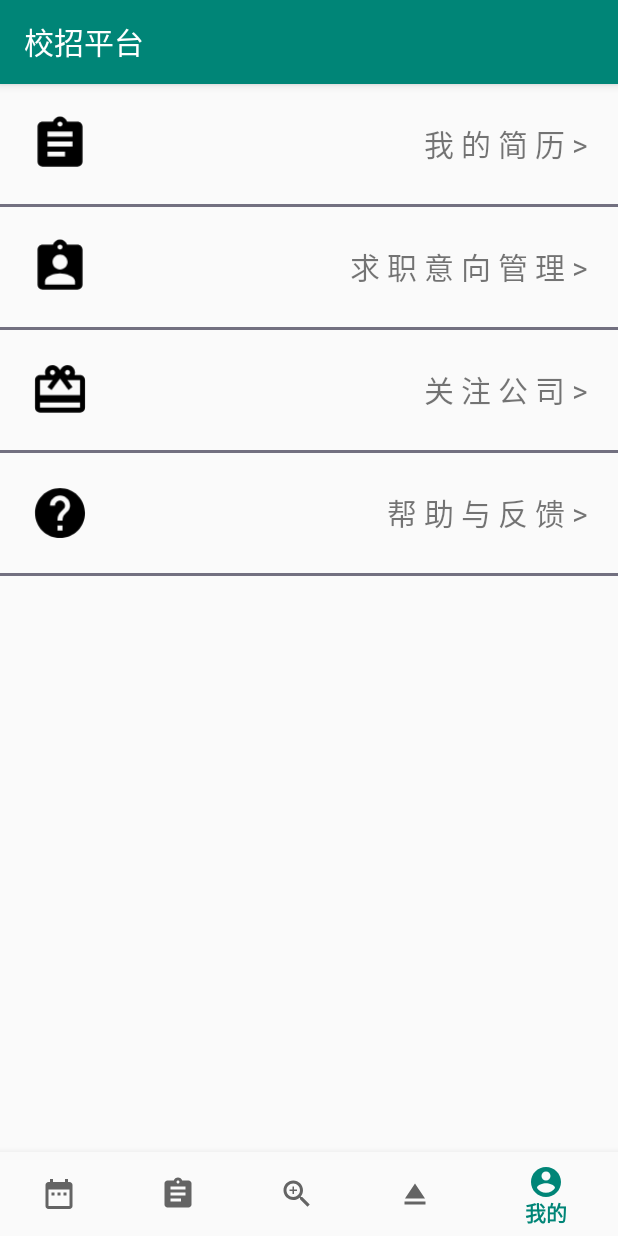
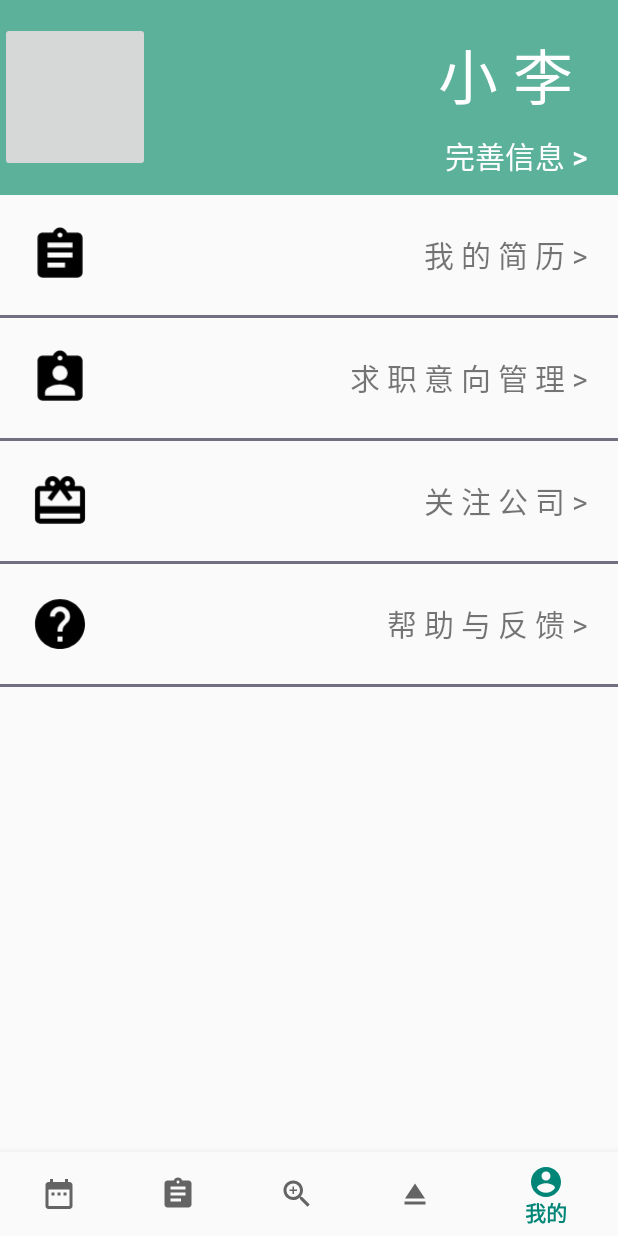
Before and after one commit to oirving/XZPT-Android, an Android app: the screen it shows after launch (MainActivity), item 5 of the bottom bar chosen, on a phone screen of 412 x 824 dp. Run offline under Robolectric (Android 15) with nearby library versions, the phone set to English and light mode, and no system bars.

Commit message:
修复部分bug,界面完善

```diff
--- a/app/src/main/java/com/djylrz/xzpt/Activity/MainActivity.java
+++ b/app/src/main/java/com/djylrz/xzpt/Activity/MainActivity.java
@@ -1,5 +1,6 @@
 package com.djylrz.xzpt.Activity;
 
+import android.content.Intent;
 import android.os.Bundle;
 import android.support.annotation.NonNull;
 import android.support.design.widget.BottomNavigationView;
@@ -9,6 +10,8 @@ import android.support.v7.app.AppCompatActivity;
 import android.support.v7.widget.LinearLayoutManager;
 import android.support.v7.widget.RecyclerView;
 import android.view.MenuItem;
+import android.view.View;
+import android.widget.Button;
 import android.widget.TextView;
 
 import com.djylrz.xzpt.R;
@@ -29,9 +32,10 @@ import java.util.List;
  * @author :oirving
  */
 
-public class MainActivity extends AppCompatActivity {
+public class MainActivity extends BaseActivity {
 
     private  static final String TAG = "UserOption";
+
     private ViewPager viewPager;
     private List<Fragment> fragmentList;
     private BottomNavigationView navigation;
@@ -68,10 +72,13 @@ public class MainActivity extends AppCompatActivity {
         super.onCreate(savedInstanceState);
         setContentView(R.layout.activity_main);
 
+
         initView();
         navigation= (BottomNavigationView) findViewById(R.id.navigation);
         navigation.setOnNavigationItemSelectedListener(mOnNavigationItemSelectedListener);
     }
+
+
 
     /**
      * 初始化fragment
--- a/app/src/main/res/layout/activity_main.xml
+++ b/app/src/main/res/layout/activity_main.xml
@@ -5,13 +5,14 @@
     android:id="@+id/container"
     android:layout_width="match_parent"
     android:layout_height="match_parent"
-    tools:context=".Activity.TestActivity">
+    >
 
     <android.support.v4.view.ViewPager
         android:id="@+id/view_pager"
         android:layout_width="match_parent"
         android:layout_weight="1"
-        android:layout_height="0dp"/>
+        android:layout_height="0dp"
+        tools:ignore="MissingConstraints" />
 
     <android.support.design.widget.BottomNavigationView
         android:id="@+id/navigation"
--- a/app/src/main/res/layout/fragment5_user.xml
+++ b/app/src/main/res/layout/fragment5_user.xml
@@ -1,13 +1,59 @@
 <?xml version="1.0" encoding="utf-8"?>
 <android.support.constraint.ConstraintLayout
-    xmlns:android="http://schemas.android.com/apk/res/android" android:layout_width="match_parent"
+    xmlns:android="http://schemas.android.com/apk/res/android"
+    xmlns:tools="http://schemas.android.com/tools"
+    android:layout_width="match_parent"
     android:layout_height="match_parent">
+    <LinearLayout
+        android:layout_width="match_parent"
+        android:layout_height="match_parent"
+        android:orientation="vertical"
+        >
 
-    <android.support.v4.view.ViewPager
-        android:id="@+id/view_pager"
+        <LinearLayout
             android:layout_width="match_parent"
-        android:layout_weight="1"
-        android:layout_height="0dp"/>
+            android:layout_height="130dp"
+            android:background="@color/colorHead"
+            >
+            <ImageButton
+                android:layout_width="100dp"
+                android:layout_height="100dp"
+                android:layout_gravity="center"
+                />
+
+            <LinearLayout
+                android:layout_width="match_parent"
+                android:layout_height="wrap_content"
+                android:orientation="vertical"
+                >
+                <TextView
+                    android:id="@+id/user_name_textview"
+                    android:layout_width="match_parent"
+                    android:layout_height="match_parent"
+                    android:layout_marginTop="20dp"
+                    android:layout_marginRight="30dp"
+                    android:text="小 李"
+                    android:gravity="right"
+                    android:textSize="40dp"
+                    android:textColor="@android:color/white"
+                    />
+
+                <Button
+                    android:id="@+id/perfect_info_button"
+                    android:layout_width="wrap_content"
+                    android:layout_height="wrap_content"
+                    android:text="完善信息 >"
+                    android:textColor="@android:color/white"
+                    android:background="@android:color/transparent"
+                    android:layout_gravity="right"
+                    android:textSize="20dp"
+                    android:layout_marginRight="20dp"
+                    />
+
+            </LinearLayout>
+
+
+        </LinearLayout>
 
         <android.support.v7.widget.RecyclerView
             android:id="@+id/user_option_list"
@@ -17,4 +63,6 @@
 
         </android.support.v7.widget.RecyclerView>
 
+    </LinearLayout>
+
 </android.support.constraint.ConstraintLayout>
--- a/app/src/main/res/values/styles.xml
+++ b/app/src/main/res/values/styles.xml
@@ -1,7 +1,7 @@
 <resources>
 
     <!-- Base application theme. -->
-    <style name="AppTheme" parent="Theme.AppCompat.Light.DarkActionBar">
+    <style name="AppTheme" parent="Theme.AppCompat.Light.NoActionBar">
         <!-- Customize your theme here. -->
         <item name="colorPrimary">@color/colorPrimary</item>
         <item name="colorPrimaryDark">@color/colorPrimaryDark</item>
```
Also changed, not shown: app/src/main/java/com/djylrz/xzpt/Activity/JobIntention.java (+15 -10 lines), app/src/main/java/com/djylrz/xzpt/fragment/FragmentUser.java (+19 -1 lines), app/src/main/res/layout/activity_user_info_option.xml (+0 -44 lines). Lines whose indentation alone changed are shown as unchanged.
